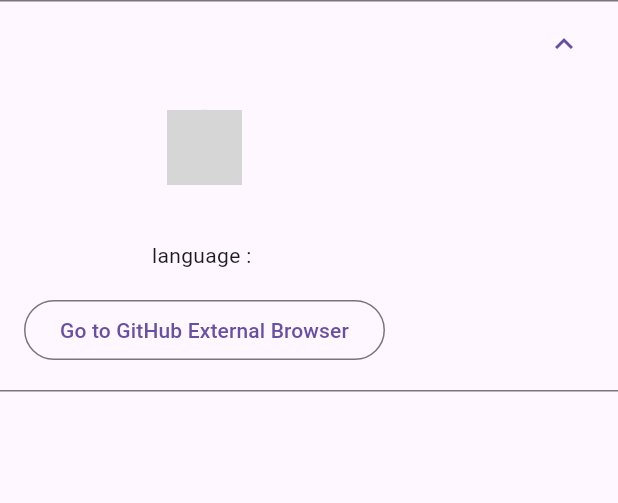
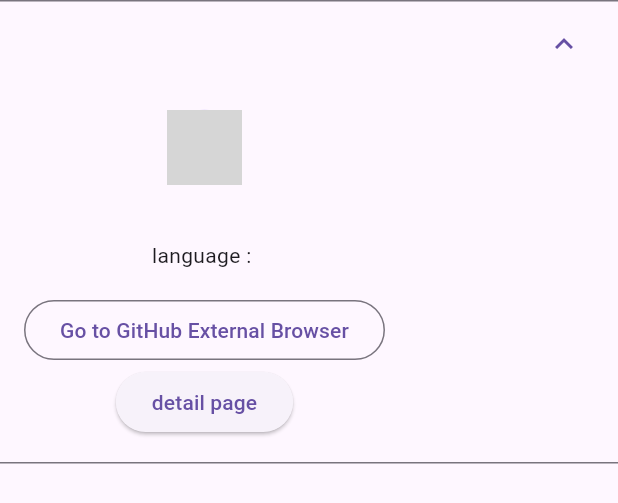
Before and after one commit to YojiroMotoba/flutter_github_search, a Flutter app: the _ListViewItem widget shown alone on an empty page, opened directly with empty values, after a tap on the "expand more" icon, on a phone screen of 412 x 824 dp. Shown: the top 503 px of the screen. Run offline on Flutter 3.47's test engine with Material 3 defaults, Android fonts, the phone set to English and light mode, and no system bars; our stand-ins replace dio, flutter_cache_manager, flutter_riverpod, freezed_annotation, go_router, riverpod_annotation; generated files the repository leaves out were written again; network calls fail; grey boxes are pictures that could not be loaded.

Commit message:
詳細画面の追加

```diff
--- a/lib/presentation/page/github_search_page.dart
+++ b/lib/presentation/page/github_search_page.dart
@@ -1,13 +1,12 @@
 import 'package:cached_network_image/cached_network_image.dart';
 import 'package:flutter/material.dart';
+import 'package:flutter_github_search/presentation/router.dart';
 import 'package:flutter_github_search/presentation/view_model/github_search_page_view_model.dart';
 import 'package:flutter_riverpod/flutter_riverpod.dart';
-import 'package:go_router/go_router.dart';
 import 'package:url_launcher/url_launcher.dart';
 
 import '../../data/model/github/search_repository_item_model.dart';
 import '../image_cache_manager.dart';
-import '../page_path.dart';
 import './../widgets/search_bar.dart' as search_bar;
 
 class GithubSearchPage extends ConsumerWidget {
@@ -42,7 +41,7 @@ class _Body extends ConsumerWidget {
           ),
           ElevatedButton(
             onPressed: () {
-              context.push(PagePath.githubSearch);
+              const GithubSearchPageRoute().push(context);
             },
             child: const Text('next page'),
           ),
@@ -151,9 +150,30 @@ class _ListViewItem extends StatelessWidget {
               },
               child: const Text('Go to GitHub External Browser'),
             ),
+            _PushDetailPageButton(
+              id: searchRepositoryItemModel.id,
+            ),
           ],
         ),
       ],
+    );
+  }
+}
+
+class _PushDetailPageButton extends StatelessWidget {
+  const _PushDetailPageButton({
+    required this.id,
+  });
+
+  final int id;
+
+  @override
+  Widget build(BuildContext context) {
+    return ElevatedButton(
+      onPressed: () {
+        GithubRepositoryDetailPageSearchPageRoute(id).push(context);
+      },
+      child: const Text('detail page'),
     );
   }
 }
--- a/lib/presentation/page_path.dart
+++ b/lib/presentation/page_path.dart
@@ -1,3 +1,4 @@
 class PagePath {
   static const String githubSearch = '/';
+  static const String githubRepositoryDetail = '/detail/:id';
 }
```
Also changed, not shown: lib/presentation/page/github_repository_detail_page.dart (added, +29 -0 lines), lib/presentation/router.dart (+17 -0 lines), lib/presentation/router.g.dart, lib/presentation/view_model/github_search_page_view_model.g.dart.
